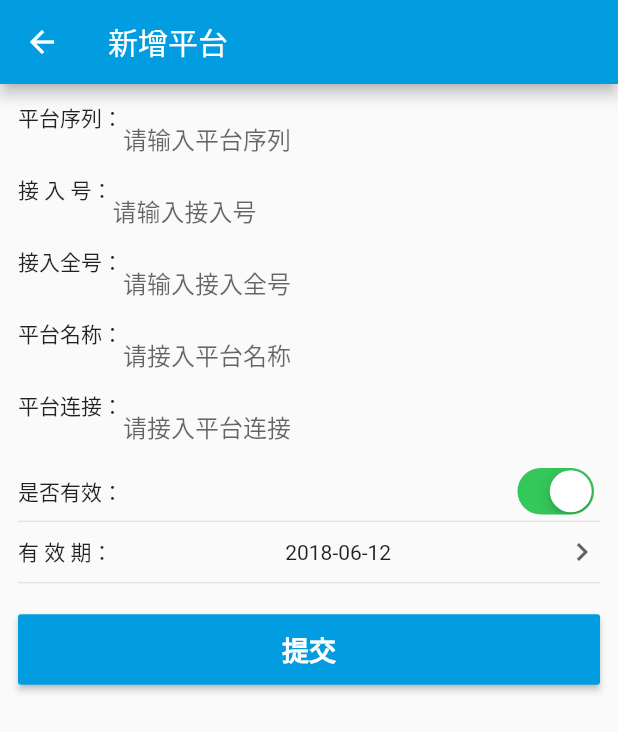
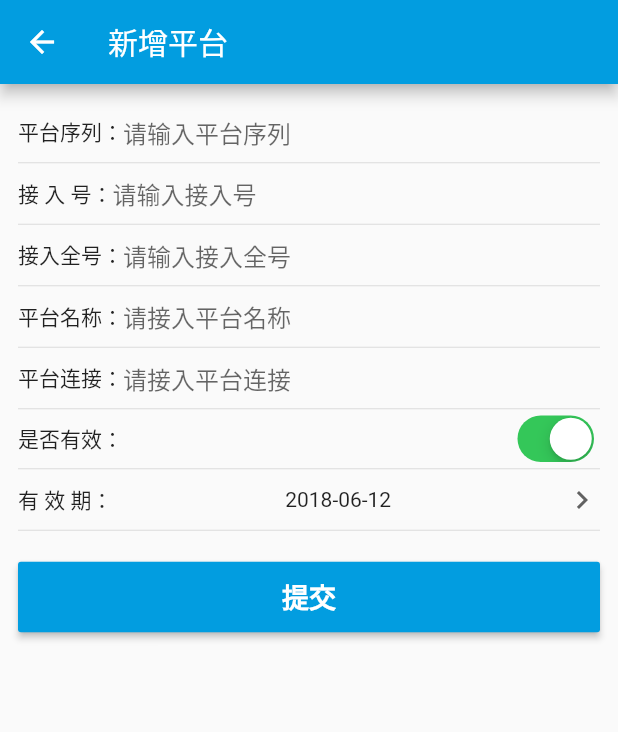
Before and after one commit to asmh1989/flutter_message, a Flutter app: the PlatformEdit screen opened directly, on a phone screen of 412 x 824 dp. Shown: the top 732 px of the screen. Run offline on Flutter 3.47's test engine with Material 2 defaults, Android fonts, the phone set to English and light mode, and no system bars; our stand-ins replace fluttertoast, shared_preferences, sqflite; accounts and stored records are empty.

Commit message:
界面修改

```diff
--- a/lib/pages/platformEdit.dart
+++ b/lib/pages/platformEdit.dart
@@ -57,19 +57,23 @@ class PlatformEditState extends State<PlatformEdit>{
     FormFieldSetter<String> onSave,
     FormFieldValidator<String> validator,
   }){
-    return new TextFormField(
-      initialValue: initString,
-      keyboardType: type ?? TextInputType.text,
-      onSaved: onSave,
-      validator: validator,
-      enabled: enable??true,
-      decoration: new InputDecoration(
-        prefixIcon: new Text(preText),
-        hintText: hintText,
-        border: new UnderlineInputBorder(borderSide: BorderSide.none),
-      ),
-
-    );
+    return new Container(
+        padding: EdgeInsets.symmetric(vertical: 8.0),
+        child:new Row(
+          mainAxisSize: MainAxisSize.max,
+          children: <Widget>[
+            Text(preText),
+            Expanded(child: new TextFormField(
+              keyboardType: type ?? TextInputType.text,
+              onSaved: onSave,
+              validator: validator ?? (String value) => null,
+              style: enable == false ? new TextStyle(color: Colors.grey) : null,
+              enabled: enable,
+              decoration: new InputDecoration.collapsed(
+                  hintText: hintText),
+            ),),
+          ],
+        ));
   }
 
   Future<Null>  _handleSubmitted() async {
@@ -131,23 +135,33 @@ class PlatformEditState extends State<PlatformEdit>{
                       validator: Func.validateNull(hint_1),
                       type: TextInputType.number
                   ),
+                  new Divider(height: 1.0,),
+
                   _getMenus(preText: '接 入 号：', hintText: hint_2, initString: widget.info == null ? '': _info.cdno,
                       onSave: (String value) => _info.cdno = value,
                       validator: Func.validateNull(hint_2),
                       enable: widget.info == null ? true :  false
                   ),
+                  new Divider(height: 1.0,),
+
                   _getMenus(preText: '接入全号：', hintText: hint_3, initString: widget.info == null ? '': _info.cdnm,
                       onSave: (String value) => _info.cdnm = value,
                       validator: Func.validateNull(hint_3)
                   ),
+                  new Divider(height: 1.0,),
+
                   _getMenus(preText: '平台名称：', hintText: hint_4, initString: widget.info == null ? '': _info.name,
                       onSave: (String value) => _info.name = value,
                       validator: Func.validateNull(hint_4)
                   ),
+                  new Divider(height: 1.0,),
+
                   _getMenus(preText: '平台连接：', hintText: hint_5, initString: widget.info == null ? '': _info.cdurl,
                       onSave: (String value) => _info.cdurl = value,
                       validator: Func.validateNull(hint_5)
                   ),
+                  new Divider(height: 1.0,),
+
                   new Row(
                     mainAxisAlignment: MainAxisAlignment.spaceBetween,
                     crossAxisAlignment: CrossAxisAlignment.center,
--- a/lib/ui/underLine.dart
+++ b/lib/ui/underLine.dart
@@ -16,7 +16,7 @@ class UnderLine extends StatelessWidget {
 
     return Container(
         color: Colors.white,
-        padding: new EdgeInsets.only(top: 4.0),
+//        padding: new EdgeInsets.only(top: 4.0),
         child: new DecoratedBox(
         position: DecorationPosition.foreground,
         decoration: decoration,
```
Also changed, not shown: lib/pages/cardEdit.dart (+7 -4 lines), lib/pages/cardManager.dart (+38 -12 lines), lib/pages/msgDetail.dart (+17 -10 lines), lib/pages/msgManager.dart (+48 -17 lines), lib/pages/userEdit.dart (+28 -15 lines).
